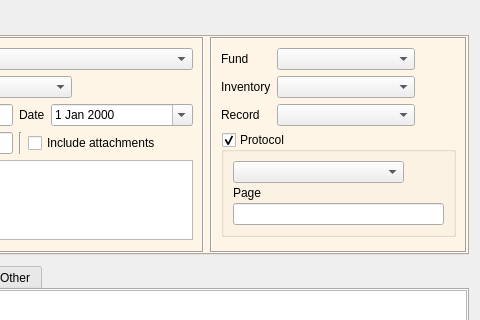
First picture: the form in dialogs/decisionformdialog.ui, repository caxapyk/pa-decision, before the edit; both pictures show x 160 to 640 and y 0 to 320 of the 640 by 532 pixel window.
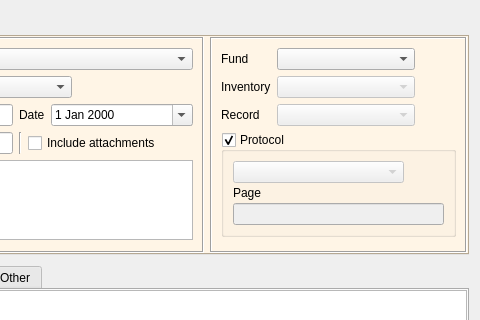
Second picture: the form after the edit. Icons and pictures are not drawn.

```diff
--- a/dialogs/decisionformdialog.ui
+++ b/dialogs/decisionformdialog.ui
@@ -273,6 +273,18 @@
        </item>
        <item>
         <widget class="QFrame" name="frame_reference">
+         <property name="sizePolicy">
+          <sizepolicy hsizetype="Expanding" vsizetype="Preferred">
+           <horstretch>0</horstretch>
+           <verstretch>0</verstretch>
+          </sizepolicy>
+         </property>
+         <property name="minimumSize">
+          <size>
+           <width>250</width>
+           <height>0</height>
+          </size>
+         </property>
          <property name="frameShape">
           <enum>QFrame::Box</enum>
          </property>
@@ -297,7 +309,7 @@
               <item>
                <widget class="QComboBox" name="cB_record">
                 <property name="enabled">
-                 <bool>true</bool>
+                 <bool>false</bool>
                 </property>
                 <property name="sizePolicy">
                  <sizepolicy hsizetype="Expanding" vsizetype="Fixed">
@@ -309,6 +321,9 @@
               </item>
               <item>
                <widget class="QPushButton" name="pB_record">
+                <property name="enabled">
+                 <bool>false</bool>
+                </property>
                 <property name="text">
                  <string/>
                 </property>
@@ -379,7 +394,7 @@
               <item>
                <widget class="QComboBox" name="cB_inventory">
                 <property name="enabled">
-                 <bool>true</bool>
+                 <bool>false</bool>
                 </property>
                 <property name="sizePolicy">
                  <sizepolicy hsizetype="Expanding" vsizetype="Fixed">
@@ -391,6 +406,9 @@
               </item>
               <item>
                <widget class="QPushButton" name="pB_inventory">
+                <property name="enabled">
+                 <bool>false</bool>
+                </property>
                 <property name="text">
                  <string/>
                 </property>
@@ -433,7 +451,7 @@
                <item>
                 <widget class="QComboBox" name="cB_protocol">
                  <property name="enabled">
-                  <bool>true</bool>
+                  <bool>false</bool>
                  </property>
                  <property name="sizePolicy">
                   <sizepolicy hsizetype="Expanding" vsizetype="Fixed">
@@ -445,6 +463,9 @@
                </item>
                <item>
                 <widget class="QPushButton" name="pB_protocol">
+                 <property name="enabled">
+                  <bool>false</bool>
+                 </property>
                  <property name="text">
                   <string/>
                  </property>
@@ -473,6 +494,9 @@
                </item>
                <item>
                 <widget class="QLineEdit" name="lE_protcolPage">
+                 <property name="enabled">
+                  <bool>false</bool>
+                 </property>
                  <property name="maximumSize">
                   <size>
                    <width>16777215</width>
```
